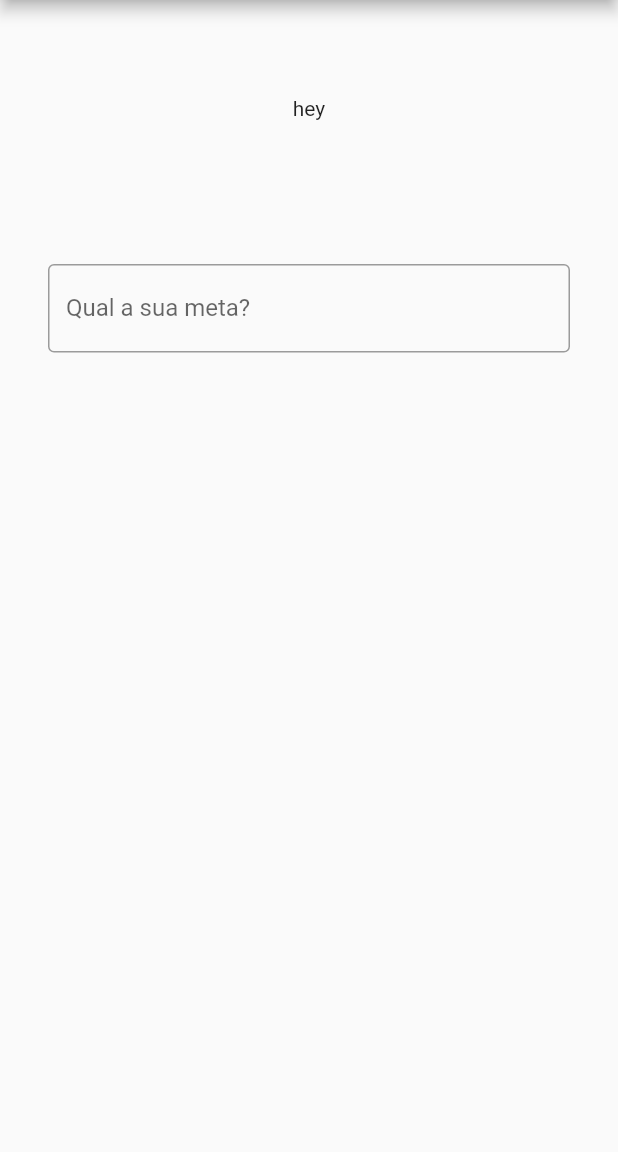
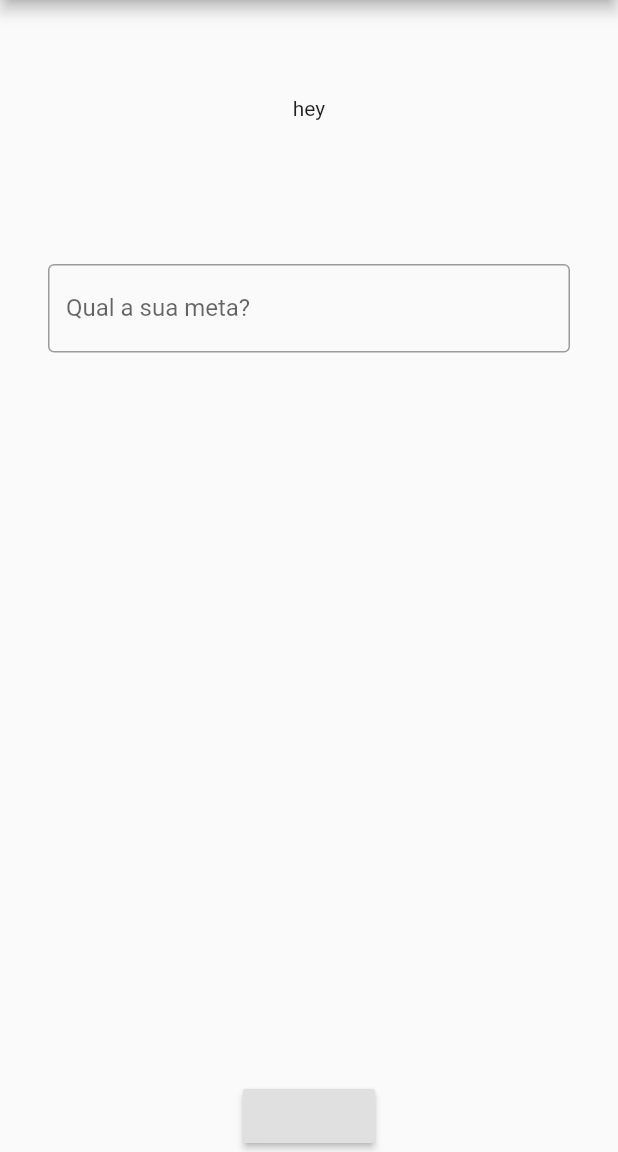
Before and after one commit to bruunoromero/dante, a Flutter app: the CreateScreen screen opened directly, on a phone screen of 412 x 824 dp, the part 84-1236 px from its top. Run offline on Flutter 3.47's test engine with Material 2 defaults, Android fonts, the phone set to English and light mode, and no system bars; our stand-ins replace cloud_firestore; missing offline and left inert: reflectable, validate; accounts and stored records are empty; generated files the repository leaves out were written again.

Commit message:
makes buttons fade on goals form

```diff
--- a/lib/models/model.dart
+++ b/lib/models/model.dart
@@ -19,4 +19,6 @@ const model = Model();
 
 abstract class BaseModel {
   Map<String, dynamic> toJson();
+  BaseModel();
+  BaseModel.fromJson(Map<String, dynamic> json);
 }
--- a/lib/screens/form/field_container.dart
+++ b/lib/screens/form/field_container.dart
@@ -1,14 +1,45 @@
 import 'package:flutter/material.dart';
 
-class FormFieldContainer extends StatelessWidget {
+class FormFieldContainer extends StatefulWidget {
   final Widget child;
   final String title;
   final Widget button;
+  final bool hasValue;
 
-  const FormFieldContainer({this.title, this.child, this.button}) : super();
+  const FormFieldContainer({this.title, this.child, this.button, this.hasValue})
+      : super();
+
+  @override
+  FormFieldContainerState createState() {
+    return FormFieldContainerState();
+  }
+}
+
+class FormFieldContainerState extends State<FormFieldContainer>
+    with SingleTickerProviderStateMixin {
+  Animation _animation;
+  AnimationController _animationController;
+
+  @override
+  void initState() {
+    super.initState();
+    _animationController =
+        AnimationController(vsync: this, duration: Duration(milliseconds: 500));
+
+    _animation = Tween(begin: 0.0, end: 1.0).animate(_animationController);
+  }
+
+  animate() {
+    if (widget.hasValue) {
+      _animationController.forward();
+    } else {
+      _animationController.dispose();
+    }
+  }
 
   @override
   Widget build(BuildContext context) {
+    animate();
     return SafeArea(
       child: Padding(
         padding: EdgeInsets.symmetric(horizontal: 16),
@@ -20,17 +51,20 @@ class FormFieldContainer extends StatelessWidget {
                 children: <Widget>[
                   Container(
                     margin: EdgeInsets.symmetric(vertical: 64),
-                    child: Text(title),
+                    child: Text(widget.title),
                   ),
                   Container(
                     margin: EdgeInsets.symmetric(vertical: 32),
-                    child: child,
+                    child: widget.child,
                   ),
                 ],
               ),
             ),
             Container(
-              child: button,
+              child: FadeTransition(
+                opacity: _animation,
+                child: widget.button,
+              ),
             )
           ],
         ),
--- a/lib/screens/form/form.dart
+++ b/lib/screens/form/form.dart
@@ -46,17 +46,10 @@ class GoalFormState extends State<GoalForm> {
         return null;
       };
 
-  @override
-  Widget build(BuildContext context) {
-    return Padding(
-      padding: EdgeInsets.symmetric(horizontal: 16),
-      child: Form(
-        key: _formKey,
-        child: PageView(
-          controller: _pageController,
-          scrollDirection: Axis.vertical,
-          children: [
-            FormFieldContainer(
+  FormFieldContainer _buildTitleField() {
+    return FormFieldContainer(
+      hasValue: true,
+      button: RaisedButton(onPressed: () {}),
       title: "hey",
       child: TextFormField(
         onSaved: (str) {
@@ -69,8 +62,13 @@ class GoalFormState extends State<GoalForm> {
           border: OutlineInputBorder(),
         ),
       ),
-            ),
-            FormFieldContainer(
+    );
+  }
+
+  FormFieldContainer _buildHowToMesureField() {
+    return FormFieldContainer(
+      hasValue: true,
+      button: RaisedButton(onPressed: () {}),
       title: "hey",
       child: TextFormField(
         onSaved: (str) {
@@ -84,8 +82,11 @@ class GoalFormState extends State<GoalForm> {
           border: OutlineInputBorder(),
         ),
       ),
-            ),
-            FormFieldContainer(
+    );
+  }
+
+  FormFieldContainer _buildDeadlineField(BuildContext context) {
+    return FormFieldContainer(
       title: "hey",
       child: InkWell(
         onTap: () async {
@@ -108,8 +109,8 @@ class GoalFormState extends State<GoalForm> {
               goal.date = str;
             },
             controller: _dateController,
-                    validator: _validatePresence(
-                        "Você deve preencer quando atingir sua meta"),
+            validator:
+                _validatePresence("Você deve preencer quando atingir sua meta"),
             decoration: InputDecoration(
               labelText: "Quando quer atingir sua meta?",
               border: OutlineInputBorder(),
@@ -117,8 +118,13 @@ class GoalFormState extends State<GoalForm> {
           ),
         ),
       ),
-            ),
-            FormFieldContainer(
+    );
+  }
+
+  FormFieldContainer _buildAspectField(BuildContext context) {
+    return FormFieldContainer(
+      hasValue: true,
+      button: RaisedButton(onPressed: () {}),
       title: "hey",
       child: InkWell(
         onTap: () async {
@@ -160,8 +166,11 @@ class GoalFormState extends State<GoalForm> {
           ),
         ),
       ),
-            ),
-            Row(
+    );
+  }
+
+  Row _buildSubmitButton(BuildContext context) {
+    return Row(
       children: <Widget>[
         Expanded(
           child: RaisedButton(
@@ -177,7 +186,25 @@ class GoalFormState extends State<GoalForm> {
           ),
         ),
       ],
-            )
+    );
+  }
+
+  @override
+  Widget build(BuildContext context) {
+    return Padding(
+      padding: EdgeInsets.symmetric(horizontal: 16),
+      child: Form(
+        key: _formKey,
+        child: PageView(
+          physics: NeverScrollableScrollPhysics(),
+          controller: _pageController,
+          scrollDirection: Axis.vertical,
+          children: [
+            _buildTitleField(),
+            _buildHowToMesureField(),
+            _buildDeadlineField(context),
+            _buildAspectField(context),
+            _buildSubmitButton(context)
           ],
         ),
       ),
```
Lines whose indentation alone changed are shown as unchanged.
